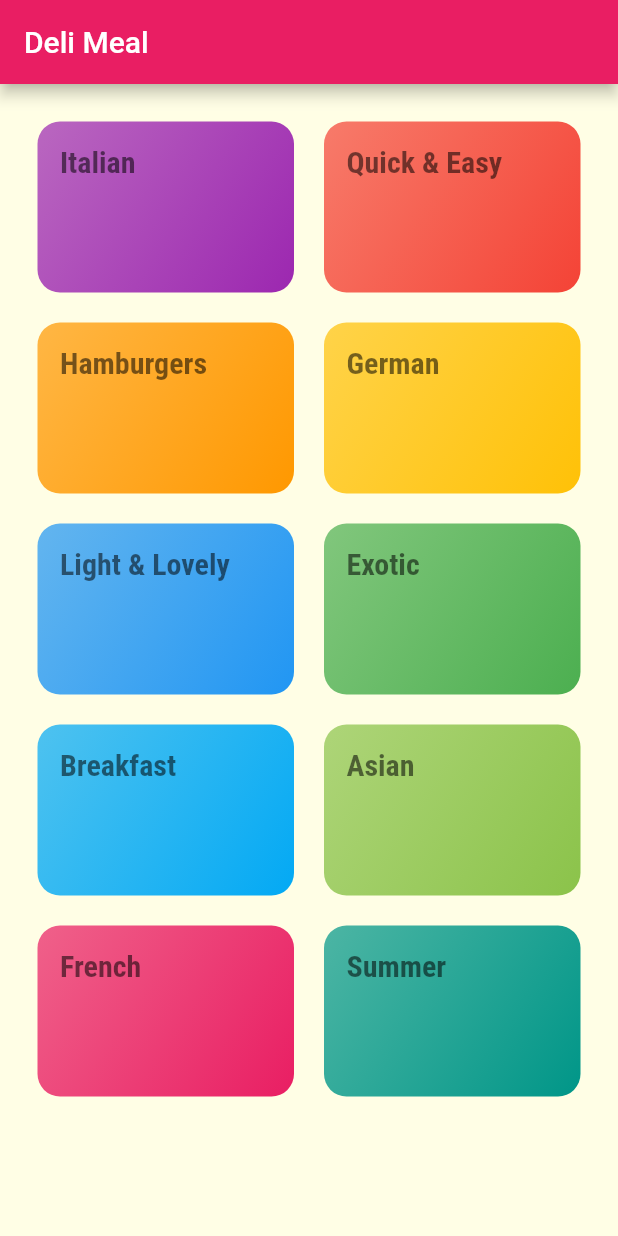
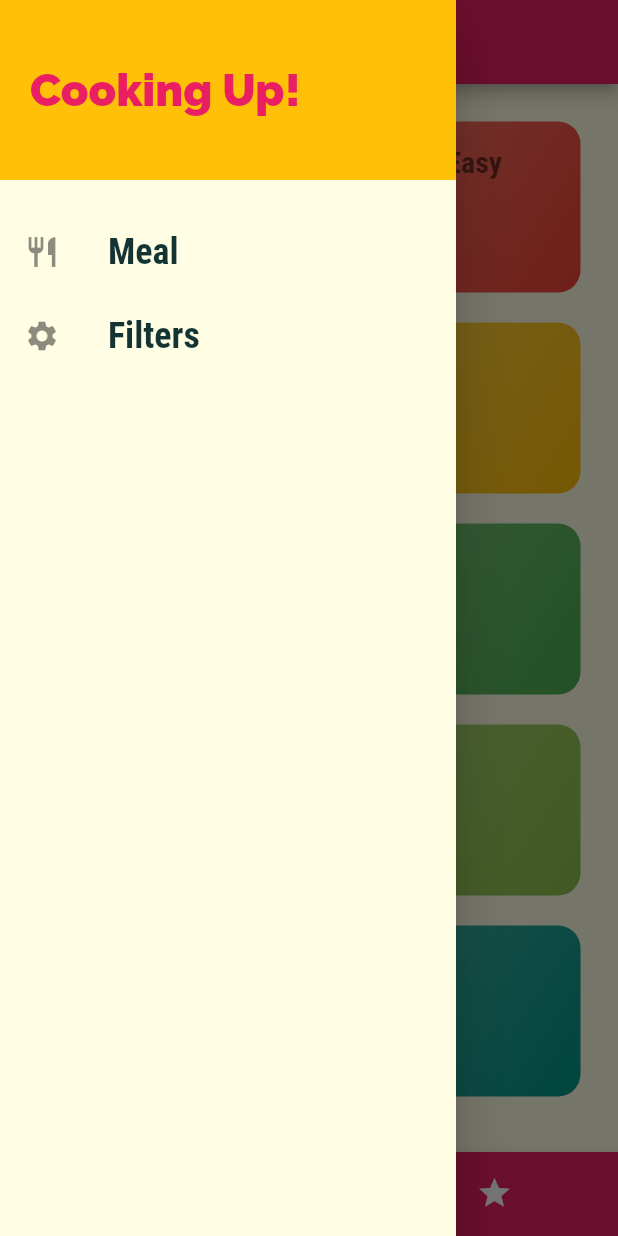
Before and after one commit to va-ji/Meal-App, a Flutter app: the screen it shows after launch, with the side drawer open (before the commit the screen has no drawer), on a phone screen of 412 x 824 dp. Run offline on Flutter 3.47's test engine with Material 2 defaults, Android fonts, the phone set to English and light mode, and no system bars.

Commit message:
final changes: added tabs favorite screen drawer did not use state management tools for this proejct (from tutorial)

```diff
--- a/lib/Screens/categories_screen.dart
+++ b/lib/Screens/categories_screen.dart
@@ -7,11 +7,7 @@ class CategoriesScreen extends StatelessWidget {
 
   @override
   Widget build(BuildContext context) {
-    return Scaffold(
-      appBar: AppBar(
-        title: const Text('Deli Meal'),
-      ),
-      body: GridView(
+    return GridView(
       padding: const EdgeInsets.all(25.0),
       children: DUMMY_CATEGORIES
           .map((catItem) => CategoryItem(
@@ -26,7 +22,6 @@ class CategoriesScreen extends StatelessWidget {
         crossAxisSpacing: 20,
         mainAxisSpacing: 20,
       ),
-      ),
     );
   }
 }
--- a/lib/Screens/screens.dart
+++ b/lib/Screens/screens.dart
@@ -1,3 +1,6 @@
 export './categories_screen.dart';
 export './catergory_meals_screen.dart';
 export './meal_detail_screen.dart';
+export './tabs_screen.dart';
+export './favorites_screen.dart';
+export './filters_screen.dart';
--- /dev/null
+++ b/lib/Screens/tabs_screen.dart
@@ -0,0 +1,69 @@
+import 'package:flutter/material.dart';
+import 'package:meals_app/Widgets/wigets.dart';
+
+import 'screens.dart';
+import '../models/models.dart';
+
+class TabsScreen extends StatefulWidget {
+  const TabsScreen({Key? key, required this.favoriteMeals}) : super(key: key);
+  final List<Meal> favoriteMeals;
+  @override
+  _TabsScreenState createState() => _TabsScreenState();
+}
+
+class _TabsScreenState extends State<TabsScreen> {
+  List<Map<String, dynamic>>? _pages;
+
+  int _selectPageIndex = 0;
+  void _selectPage(int idx) {
+    setState(() {
+      _selectPageIndex = idx;
+    });
+  }
+
+  @override
+  void initState() {
+    _pages = [
+      {
+        'page': CategoriesScreen(),
+        'title': 'Categories',
+      },
+      {
+        'page': FavoritesScreen(favoriteMeals: widget.favoriteMeals),
+        'title': 'Favorites',
+      }
+    ];
+    super.initState();
+  }
+
+  @override
+  Widget build(BuildContext context) {
+    return Scaffold(
+      appBar: AppBar(
+        title: Text(_pages![_selectPageIndex]['title']),
+      ),
+      body: _pages![_selectPageIndex]['page'],
+      drawer: MainDrawer(),
+      bottomNavigationBar: BottomNavigationBar(
+        backgroundColor: Theme.of(context).colorScheme.primary,
+        items: [
+          BottomNavigationBarItem(
+            backgroundColor: Theme.of(context).colorScheme.primary,
+            icon: const Icon(Icons.category),
+            label: 'Categories',
+          ),
+          BottomNavigationBarItem(
+            backgroundColor: Theme.of(context).colorScheme.primary,
+            icon: const Icon(Icons.star),
+            label: 'Favorites',
+          )
+        ],
+        onTap: _selectPage,
+        unselectedItemColor: Colors.white,
+        selectedItemColor: Theme.of(context).colorScheme.secondary,
+        currentIndex: _selectPageIndex,
+        type: BottomNavigationBarType.shifting,
+      ),
+    );
+  }
+}
--- /dev/null
+++ b/lib/Widgets/main_drawer.dart
@@ -0,0 +1,53 @@
+import 'package:flutter/material.dart';
+import 'package:meals_app/Screens/screens.dart';
+
+class MainDrawer extends StatelessWidget {
+  const MainDrawer({Key? key}) : super(key: key);
+
+  Widget buildListTile(String title, IconData icon, Function() tapHandler) {
+    return ListTile(
+      leading: Icon(icon),
+      title: Text(
+        title,
+        style: const TextStyle(
+            fontFamily: 'RobotoCondensed',
+            fontSize: 24,
+            fontWeight: FontWeight.bold),
+      ),
+      onTap: tapHandler,
+    );
+  }
+
+  @override
+  Widget build(BuildContext context) {
+    return Drawer(
+      child: Column(
+        children: [
+          Container(
+            height: 120,
+            width: double.infinity,
+            padding: const EdgeInsets.all(20),
+            color: Theme.of(context).colorScheme.secondary,
+            alignment: Alignment.centerLeft,
+            child: Text(
+              'Cooking Up!',
+              style: TextStyle(
+                  fontWeight: FontWeight.w900,
+                  fontSize: 30,
+                  color: Theme.of(context).colorScheme.primary),
+            ),
+          ),
+          const SizedBox(
+            height: 20,
+          ),
+          buildListTile('Meal', Icons.restaurant, () {
+            Navigator.of(context).pushReplacementNamed('/');
+          }),
+          buildListTile('Filters', Icons.settings, () {
+            Navigator.of(context).pushReplacementNamed(FiltersScreen.routeName);
+          }),
+        ],
+      ),
+    );
+  }
+}
--- a/lib/Widgets/wigets.dart
+++ b/lib/Widgets/wigets.dart
@@ -1,2 +1,3 @@
 export './category_item.dart';
 export 'meal_item.dart';
+export './main_drawer.dart';
--- a/lib/main.dart
+++ b/lib/main.dart
@@ -1,13 +1,67 @@
 import 'package:flutter/material.dart';
 
 import './Screens/screens.dart';
+import 'dummy_data.dart';
+import 'models/models.dart';
 
 void main() {
   runApp(const MyApp());
 }
 
-class MyApp extends StatelessWidget {
+class MyApp extends StatefulWidget {
   const MyApp({Key? key}) : super(key: key);
+
+  @override
+  State<MyApp> createState() => _MyAppState();
+}
+
+class _MyAppState extends State<MyApp> {
+  Map<String, bool> _filters = {
+    'gluten': false,
+    'lactose': false,
+    'vegetarian': false,
+    'vegan': false,
+  };
+  List<Meal> _favoriteMeals = [];
+  List<Meal> _availableMeals = DUMMY_MEALS;
+  void _setFilters(Map<String, bool> filterData) {
+    setState(() {
+      _filters = filterData;
+      _availableMeals = DUMMY_MEALS.where((meal) {
+        if (_filters['gluten']! && !meal.isGlutenFree) {
+          return false;
+        }
+        if (_filters['lactose']! && !meal.isLactoseFree) {
+          return false;
+        }
+        if (_filters['vegetarian']! && !meal.isVegetarian) {
+          return false;
+        }
+        if (_filters['vegan']! && !meal.isVegan) {
+          return false;
+        }
+        return true;
+      }).toList();
+    });
+  }
+
+  void _toggleFavorites(String mealId) {
+    final existingIndex =
+        _favoriteMeals.indexWhere((meal) => meal.id == mealId);
+    if (existingIndex >= 0) {
+      setState(() {
+        _favoriteMeals.removeAt(existingIndex);
+      });
+    } else {
+      setState(() {
+        _favoriteMeals.add(DUMMY_MEALS.firstWhere((meal) => meal.id == mealId));
+      });
+    }
+  }
+
+  bool _isMealFavorite(String id) {
+    return _favoriteMeals.any((meal) => meal.id == id);
+  }
 
   // This widget is the root of your application.
   @override
@@ -34,9 +88,13 @@ class MyApp extends StatelessWidget {
       ),
       // home: const CategoriesScreen(),
       routes: {
-        '/': (ctx) => CategoriesScreen(),
-        CatergoryMealsScreen.routeName: (ctx) => CatergoryMealsScreen(),
-        MealDetailScreen.routeName: (ctx) => MealDetailScreen(),
+        '/': (ctx) => TabsScreen(favoriteMeals: _favoriteMeals),
+        CatergoryMealsScreen.routeName: (ctx) =>
+            CatergoryMealsScreen(availableMeals: _availableMeals),
+        MealDetailScreen.routeName: (ctx) => MealDetailScreen(
+            toggleFavorite: _toggleFavorites, isFavorite: _isMealFavorite),
+        FiltersScreen.routeName: (ctx) =>
+            FiltersScreen(saveFilters: _setFilters, currentFilters: _filters),
       },
       onUnknownRoute: (settings) =>
           MaterialPageRoute(builder: (context) => const CategoriesScreen()),
```
Also changed, not shown: lib/Screens/catergory_meals_screen.dart (+46 -20 lines), lib/Screens/favorites_screen.dart (added, +33 -0 lines), lib/Screens/filters_screen.dart (added, +133 -0 lines), lib/Screens/meal_detail_screen.dart (+89 -2 lines), lib/Widgets/meal_item.dart (+7 -1 lines). Lines whose indentation alone changed are shown as unchanged.
